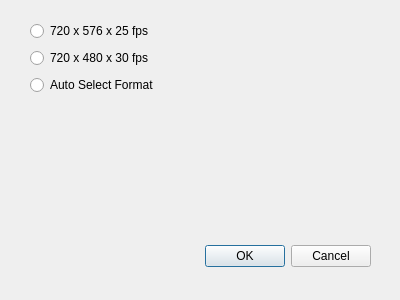
Before: the Qt Designer form Capturedialog.ui in G4GUO/datvexpress_gui, drawn with Qt 5.
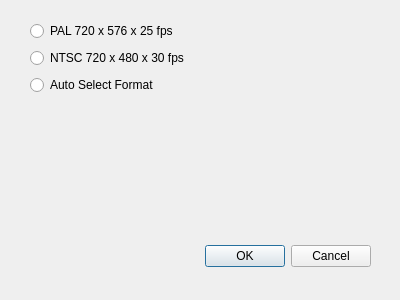
After: the same form once the commit is applied.

```diff
--- a/Capturedialog.ui
+++ b/Capturedialog.ui
@@ -45,14 +45,14 @@
     <item>
      <widget class="QRadioButton" name="radioButton720x576">
       <property name="text">
-       <string>720 x 576 x 25 fps</string>
+       <string>PAL 720 x 576 x 25 fps</string>
       </property>
      </widget>
     </item>
     <item>
      <widget class="QRadioButton" name="radioButton720x480">
       <property name="text">
-       <string>720 x 480 x 30 fps</string>
+       <string>NTSC 720 x 480 x 30 fps</string>
       </property>
      </widget>
     </item>
```
Left out of the diff: 4 changed lines with no effect on the pictures.
